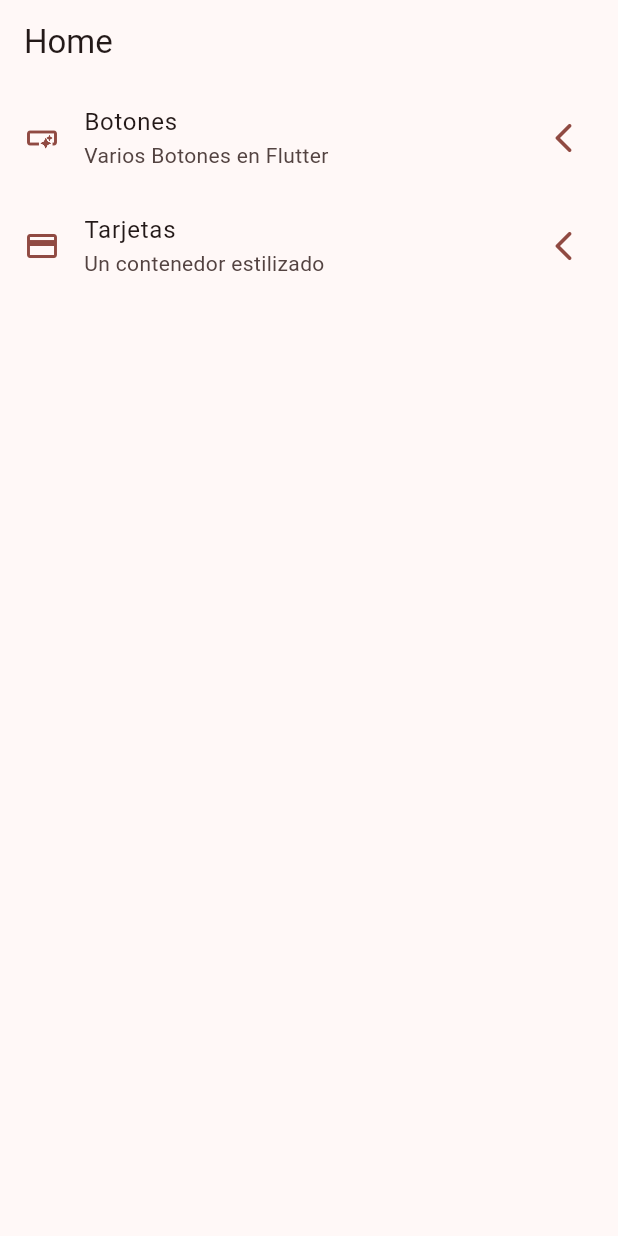
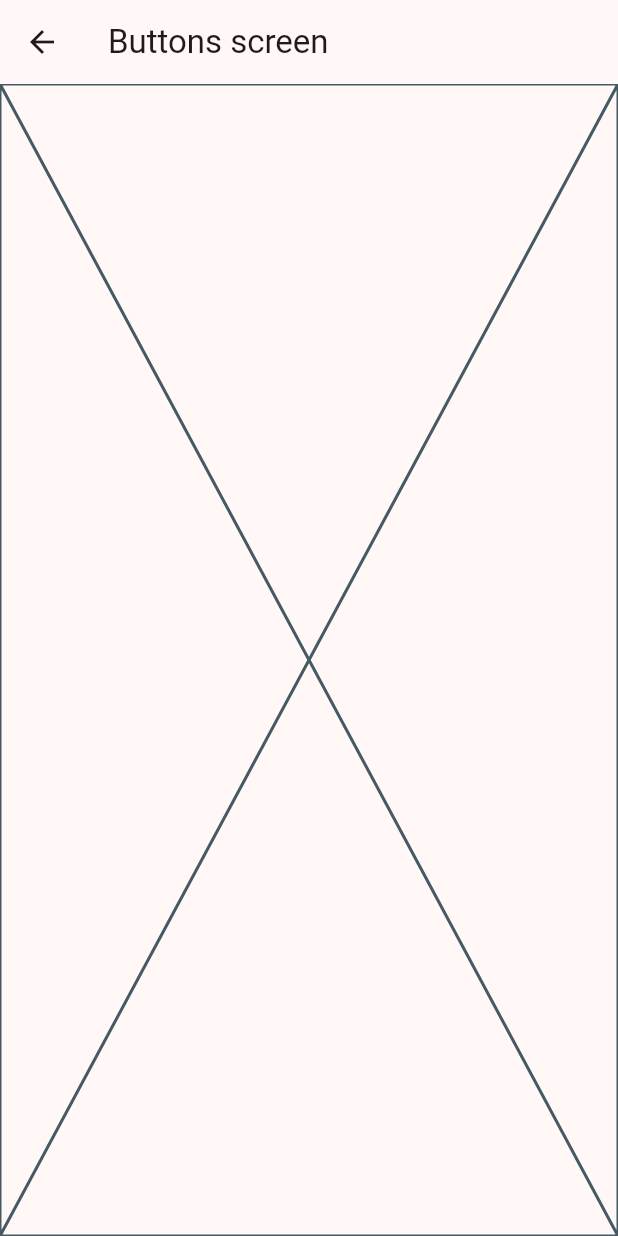
Before and after one commit to SebastianCoronaOptimen/CrusoFlutter, a Flutter app: the screen it shows after launch, after a tap on "Botones", on a phone screen of 412 x 824 dp. Run offline on Flutter 3.47's test engine with Material 3 defaults, Android fonts, the phone set to English and light mode, and no system bars; our stand-ins replace animate_do, dio, video_player.

Commit message:
Rutas basicas

```diff
--- a/widgets_app/lib/config/menu/menu_items.dart
+++ b/widgets_app/lib/config/menu/menu_items.dart
@@ -24,7 +24,7 @@ const appMenuItems = <MenuItem>[
     MenuItem(
     title: 'Tarjetas',
     subtitle: 'Un contenedor estilizado',
-    link: '/card',
+    link: '/cards',
     icon: Icons.credit_card
     )
 ];
--- a/widgets_app/lib/main.dart
+++ b/widgets_app/lib/main.dart
@@ -1,5 +1,7 @@
 import 'package:flutter/material.dart';
 import 'package:widgets_app/config/theme/app_them.dart';
+import 'package:widgets_app/presentation/cards/cards_screen.dart';
+import 'package:widgets_app/presentation/screens/home/buttons/buttons_screen.dart';
 import 'package:widgets_app/presentation/screens/home/home_screen.dart';
 
 void main() {
@@ -15,6 +17,10 @@ class MainApp extends StatelessWidget {
       debugShowCheckedModeBanner: false,
       theme: AppTheme(selectedColor: 3).getTheme(),
       home: const HomeScreen(),
+      routes: {
+        '/buttons': (context) => const ButtonsScreen(),
+        '/cards': (context) => const CardsScreen()
+      },
       );
   }
 }
--- /dev/null
+++ b/widgets_app/lib/presentation/screens/home/buttons/buttons_screen.dart
@@ -0,0 +1,15 @@
+import 'package:flutter/material.dart';
+
+class ButtonsScreen extends StatelessWidget {
+  const ButtonsScreen({super.key});
+
+  @override
+  Widget build(BuildContext context) {
+    return Scaffold(
+      appBar: AppBar(
+        title: const Text('Buttons screen'),
+      ),
+      body: const Placeholder(),
+    );
+  }
+}
--- a/widgets_app/lib/presentation/screens/home/home_screen.dart
+++ b/widgets_app/lib/presentation/screens/home/home_screen.dart
@@ -1,5 +1,6 @@
 import 'package:flutter/material.dart';
 import 'package:widgets_app/config/menu/menu_items.dart';
+import 'package:widgets_app/presentation/screens/home/buttons/buttons_screen.dart';
 
 
 class HomeScreen extends StatelessWidget {
@@ -50,7 +51,11 @@ class _CustomListTile extends StatelessWidget {
       title:  Text(menuItem.title),
       subtitle: Text(menuItem.subtitle),
       onTap: (){
-        //TODO: Navegar a otras pantallas
+/*         Navigator.of(context).push(
+          MaterialPageRoute(
+            builder: (context) => const ButtonsScreen(),)
+        ); */
+        Navigator.pushNamed(context, menuItem.link);
       },
     );
   }
```
Also changed, not shown: widgets_app/lib/presentation/cards/cards_screen.dart (added, +15 -0 lines).
